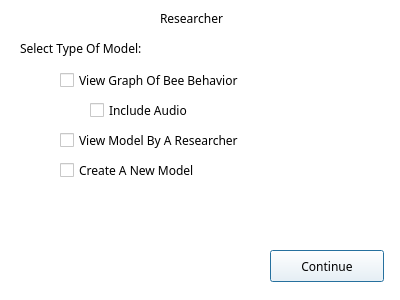
The window that LoginGUI/secondwindowresearcher.ui (ShihoVN/HiveChime) describes before a commit, drawn with Qt 5.
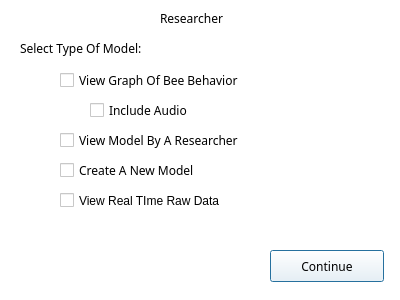
The same window after the commit.

```diff
--- a/LoginGUI/secondwindowresearcher.ui
+++ b/LoginGUI/secondwindowresearcher.ui
@@ -581,6 +581,19 @@
     <string>Continue</string>
    </property>
   </widget>
+  <widget class="QCheckBox" name="checkBox_5">
+   <property name="geometry">
+    <rect>
+     <x>60</x>
+     <y>190</y>
+     <width>201</width>
+     <height>21</height>
+    </rect>
+   </property>
+   <property name="text">
+    <string>View Real TIme Raw Data</string>
+   </property>
+  </widget>
  </widget>
  <resources/>
  <connections/>
```
